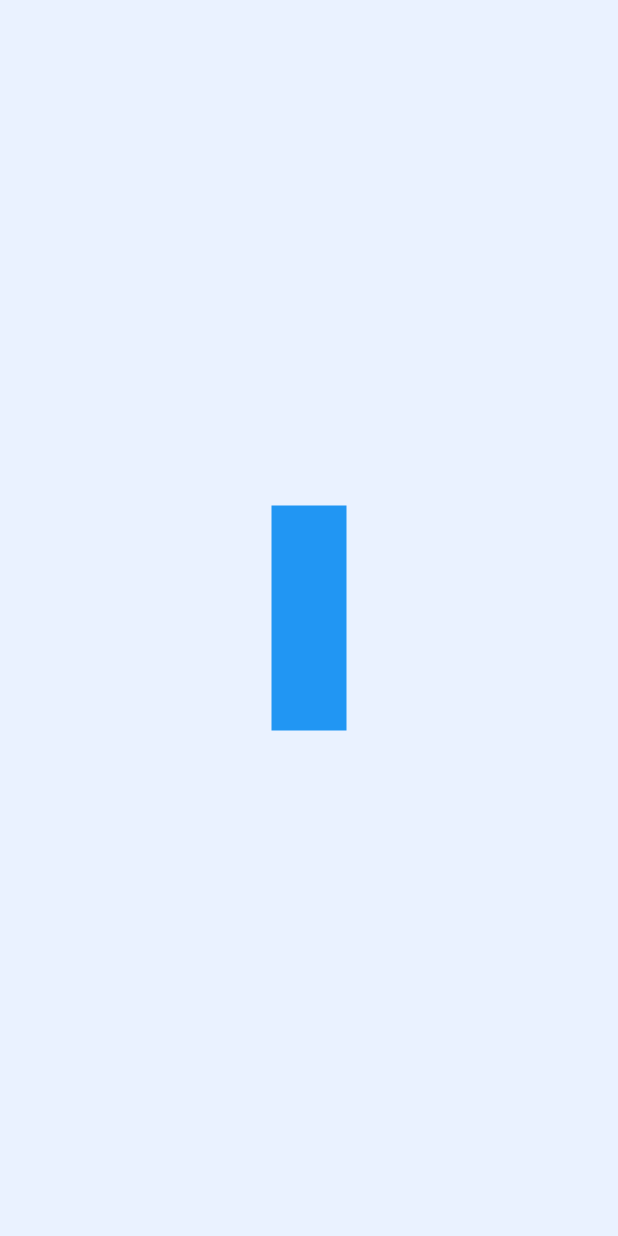
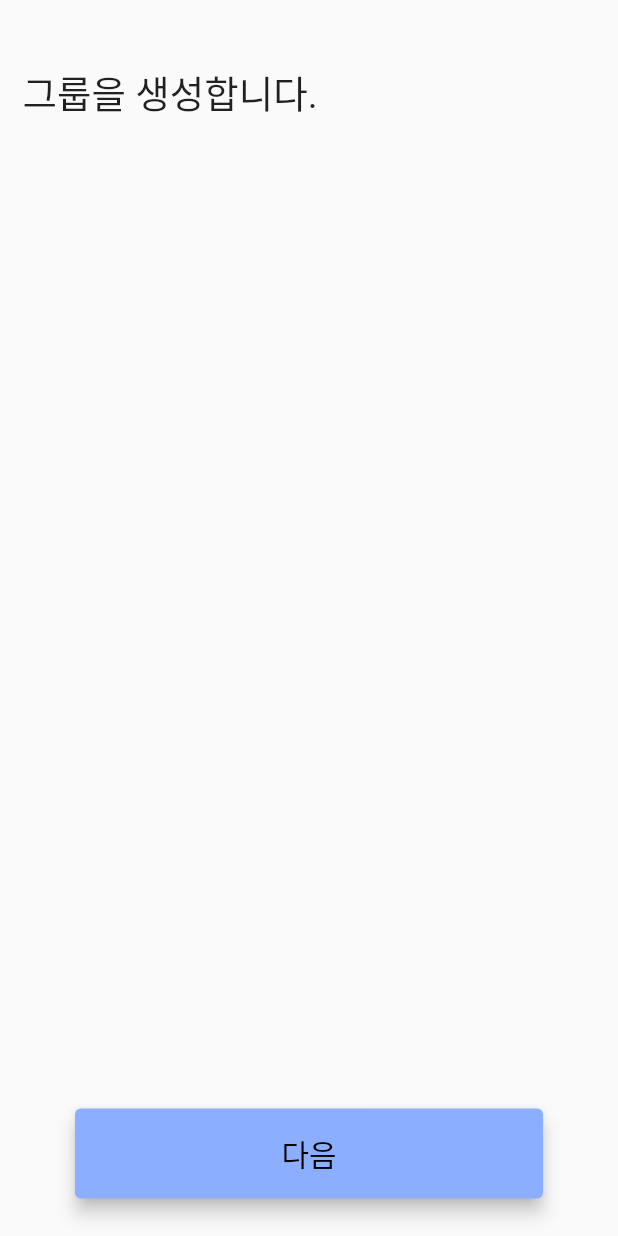
Before and after one commit to MoraeCastle/GoTogether, a Flutter app: the CreateGroupView screen opened by its route, on a phone screen of 412 x 824 dp. Run offline on Flutter 3.47's test engine with Material 2 defaults, Android fonts, the light colour scheme and no system bars; our stand-ins replace bot_toast, firebase_core, firebase_database, flutter_dotenv, google_maps_flutter, syncfusion_flutter_datepicker; accounts and stored records are empty.

Commit message:
그룹 생성 씬 전환 효과 추가

```diff
--- a/lib/screens/createGroup_screen.dart
+++ b/lib/screens/createGroup_screen.dart
@@ -1,32 +1,146 @@
+import 'package:animations/animations.dart';
 import 'package:flutter/material.dart';
+import 'package:syncfusion_flutter_datepicker/datepicker.dart';
 
 /// 그룹생성 씬
-class CreateGroupView extends StatelessWidget {
+class CreateGroupView extends StatefulWidget {
   const CreateGroupView({Key? key}) : super(key: key);
 
   @override
+  State<StatefulWidget> createState() => _CreateGroupView();
+}
+
+class _CreateGroupView extends State<CreateGroupView> {
+  // 마지막 씬 여부
+  bool isLastScene = false;
+
+  @override
   Widget build(BuildContext context) {
-    TextEditingController editingController = TextEditingController();
+    return Scaffold(
+        backgroundColor: const Color.fromARGB(255, 234, 242, 255),
+        body: Stack(
+          children: [
+            Column(
+              children: [
+                Expanded(
+                    child: PageTransitionSwitcher(
+                  duration: const Duration(milliseconds: 300),
+                  reverse: true,
+                  transitionBuilder: (child, animation, secondaryAnimation) {
+                    return SharedAxisTransition(
+                        animation: animation,
+                        secondaryAnimation: secondaryAnimation,
+                        transitionType: SharedAxisTransitionType.horizontal,
+                        child: child);
+                  },
+                  child: isLastScene ? _CreateGroupCode() : _GroupInfo(),
+                )),
+              ],
+            ),
+            // 다음 씬으로 이동
+            Align(
+                alignment: Alignment.bottomCenter,
+                child: Padding(
+                  padding: EdgeInsets.only(left: 50, right: 50, bottom: 25),
+                  child: SizedBox(
+                    width: double.infinity,
+                    height: 60,
+                    child: ElevatedButton(
+                        onPressed: () {
+                          if (isLastScene) {
+                          } else {
+                            setState(() {
+                              isLastScene = !isLastScene;
+                            });
+                          }
+                        },
+                        style: ElevatedButton.styleFrom(
+                            backgroundColor: Color.fromARGB(255, 139, 174, 255),
+                            elevation: 5),
+                        child: Text(
+                          isLastScene ? '생성' : '다음',
+                          style: TextStyle(fontSize: 20, color: Colors.black),
+                        )),
+                  ),
+                ))
+          ],
+        ));
+  }
+}
 
-    return Scaffold(
-      backgroundColor: Color.fromARGB(255, 234, 242, 255),
-      body: Container(
+// 그룹 생성 화면
+class _GroupInfo extends StatelessWidget {
+  @override
+  Widget build(BuildContext context) {
+    return Container(
         width: double.infinity,
         height: double.infinity,
         alignment: Alignment.center,
-        child: SingleChildScrollView(
         child: Column(
           children: [
             Container(
-                margin: EdgeInsets.all(15),
-                width: 50,
-                height: 150,
-                color: Colors.blue,
+                margin: const EdgeInsets.only(top: 30),
+                width: double.infinity,
+                height: 50,
+                alignment: Alignment.bottomLeft,
+                child: const Padding(
+                  padding: EdgeInsets.only(left: 15),
+                  child: Text(
+                    '그룹을 생성합니다.',
+                    style:
+                        TextStyle(fontSize: 25, fontWeight: FontWeight.normal),
+                  ),
+                )),
+            Expanded(
+                child: Center(
+              child: SingleChildScrollView(
+                padding: const EdgeInsets.only(bottom: 50),
+                child: Column(
+                  children: [
+                    Container(
+                      margin: const EdgeInsets.all(15),
+                      width: double.infinity,
+                      // height: 150,
+                      // color: Colors.blue,
+                      // child: SfDateRangePicker(),
                     ),
                   ],
                 ),
               ),
-      ),
-    );
+            ))
+          ],
+        ));
   }
 }
+
+// 코드 생성 화면
+class _CreateGroupCode extends StatelessWidget {
+  @override
+  Widget build(BuildContext context) {
+    return Container(
+        width: double.infinity,
+        height: double.infinity,
+        alignment: Alignment.center,
+        child: Column(
+          children: [
+            Container(
+                margin: const EdgeInsets.only(top: 30),
+                width: double.infinity,
+                height: 50,
+                alignment: Alignment.bottomLeft,
+                child: const Padding(
+                  padding: EdgeInsets.only(left: 15),
+                  child: Text(
+                    '이 그룹 코드는...',
+                    style:
+                        TextStyle(fontSize: 25, fontWeight: FontWeight.normal),
+                  ),
+                )),
+            Expanded(
+                child: Center(
+              child: Text('뽈롱'),
+            ))
+          ],
+        ));
+  }
+}
--- a/pubspec.yaml
+++ b/pubspec.yaml
@@ -16,6 +16,8 @@ dependencies:
   google_maps_flutter: ^2.2.7
   firebase_core: ^2.13.1
   firebase_database: ^10.2.2
+  animations: ^2.0.7
+  syncfusion_flutter_datepicker: ^21.2.8
 
 dev_dependencies:
   flutter_test:
```
Also changed, not shown: pubspec.lock. Lines whose indentation alone changed are shown as unchanged.
